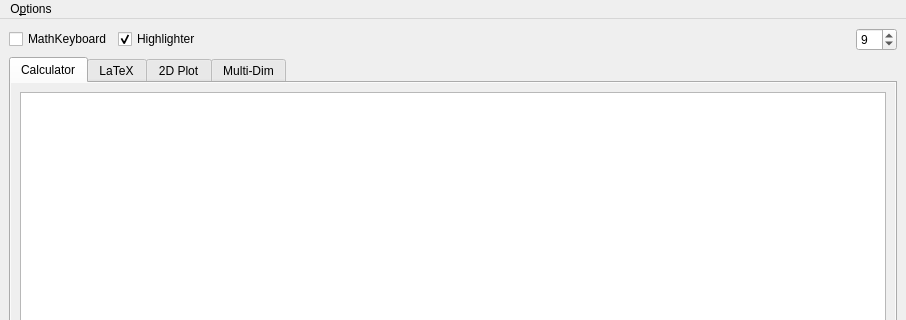
The window that AMaDiAUI.ui (AstusRush/AMaDiA) describes before a commit, drawn with Qt 5; both pictures show x 0 to 906 and y 0 to 320 of the 906 by 634 pixel window.
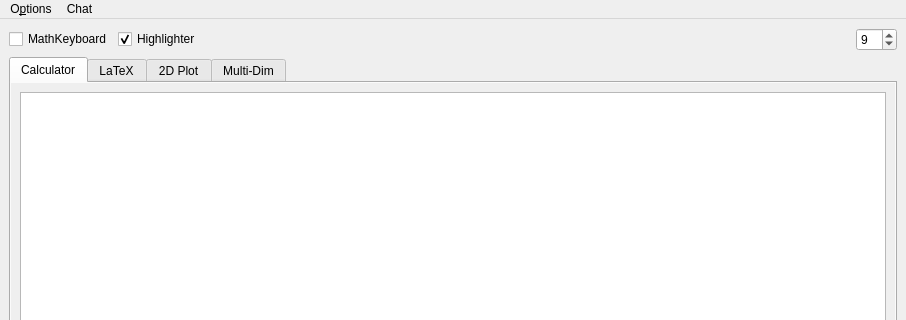
The same window after the commit. Custom widgets are drawn as their Qt base class.

What changed in the file:
```diff
--- a/AMaDiAUI.ui
+++ b/AMaDiAUI.ui
@@ -817,7 +817,15 @@
     <addaction name="Menubar_Main_Options_action_Use_Pretty_LaTeX_Display"/>
     <addaction name="Menubar_Main_Options_action_WindowStaysOnTop"/>
    </widget>
+   <widget class="QMenu" name="Menubar_Main_Chat">
+    <property name="title">
+     <string>Chat</string>
+    </property>
+    <addaction name="Menubar_Main_Chat_action_Open_Client"/>
+    <addaction name="Menubar_Main_Chat_action_Open_Server"/>
+   </widget>
    <addaction name="Menubar_Main_Options"/>
+   <addaction name="Menubar_Main_Chat"/>
   </widget>
   <widget class="QStatusBar" name="statusbar"/>
   <action name="Menubar_Main_Options_action_Reload_Modules">
```
Left out of the diff: 10 changed lines with no effect on the pictures.
